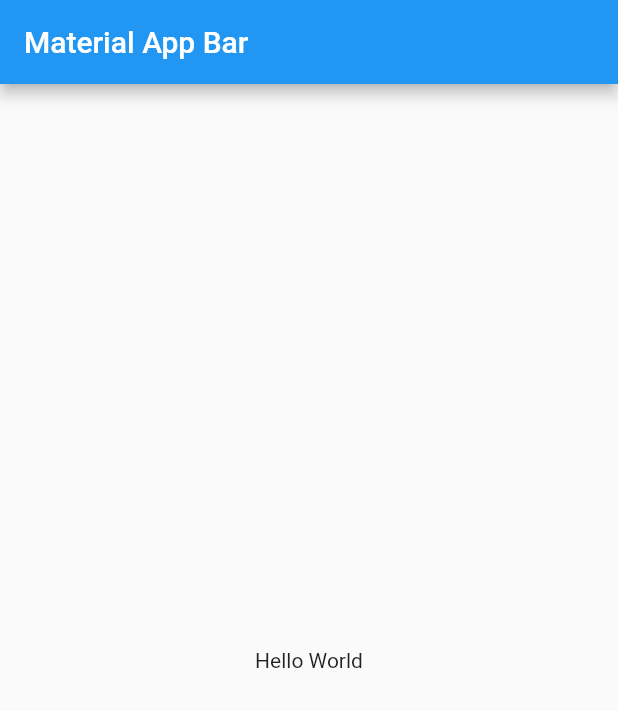
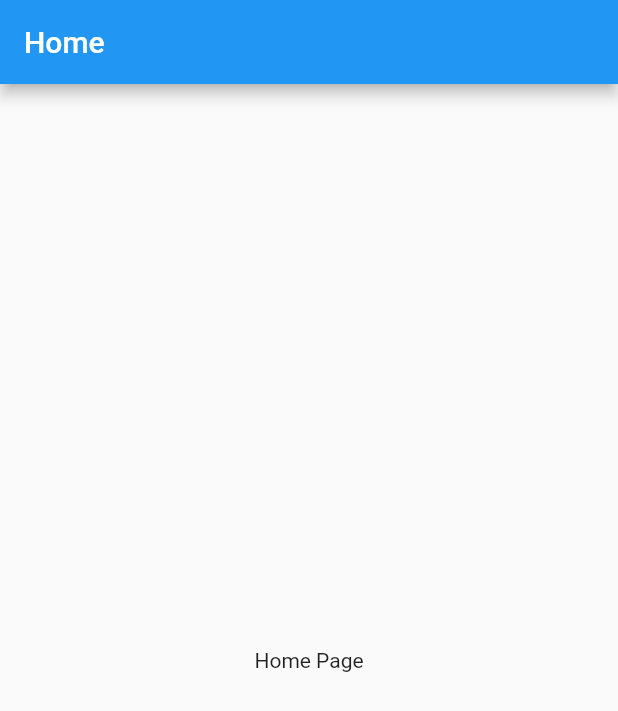
Before and after one commit to JordiDeSanta/PushNotifications, a Flutter app: the screen it shows after launch, on a phone screen of 412 x 824 dp. Shown: the top 711 px of the screen. Run offline on Flutter 3.47's test engine with Material 2 defaults, Android fonts, the phone set to English and light mode, and no system bars.

Commit message:
Routes config

```diff
--- a/lib/main.dart
+++ b/lib/main.dart
@@ -1,4 +1,6 @@
 import 'package:flutter/material.dart';
+import 'package:push_notifications/src/pages/home_page.dart';
+import 'package:push_notifications/src/pages/message_page.dart';
 
 void main() => runApp(MyApp());
 
@@ -6,17 +8,13 @@ class MyApp extends StatelessWidget {
   @override
   Widget build(BuildContext context) {
     return MaterialApp(
-      title: 'Material App',
-      home: Scaffold(
-        appBar: AppBar(
-          title: Text('Material App Bar'),
-        ),
-        body: Center(
-          child: Container(
-            child: Text('Hello World'),
-          ),
-        ),
-      ),
+      debugShowCheckedModeBanner: false,
+      title: 'Notifications App',
+      initialRoute: 'home',
+      routes: {
+        'home': (BuildContext context) => HomePage(),
+        'message': (BuildContext context) => MessagePage(),
+      },
     );
   }
 }
--- /dev/null
+++ b/lib/src/pages/home_page.dart
@@ -0,0 +1,24 @@
+import 'package:flutter/material.dart';
+import 'package:flutter/services.dart';
+
+class HomePage extends StatelessWidget {
+  const HomePage({Key? key}) : super(key: key);
+
+  @override
+  Widget build(BuildContext context) {
+    SystemChrome.setSystemUIOverlayStyle(
+      SystemUiOverlayStyle(
+        statusBarColor: Colors.transparent,
+        systemNavigationBarColor: Colors.transparent,
+      ),
+    );
+
+    return Scaffold(
+        appBar: AppBar(
+          title: Text('Home'),
+        ),
+        body: Center(
+          child: Text('Home Page'),
+        ));
+  }
+}
--- /dev/null
+++ b/lib/src/pages/message_page.dart
@@ -0,0 +1,16 @@
+import 'package:flutter/material.dart';
+
+class MessagePage extends StatelessWidget {
+  const MessagePage({Key? key}) : super(key: key);
+
+  @override
+  Widget build(BuildContext context) {
+    return Scaffold(
+        appBar: AppBar(
+          title: Text('Message'),
+        ),
+        body: Center(
+          child: Text('Message Page'),
+        ));
+  }
+}
```
